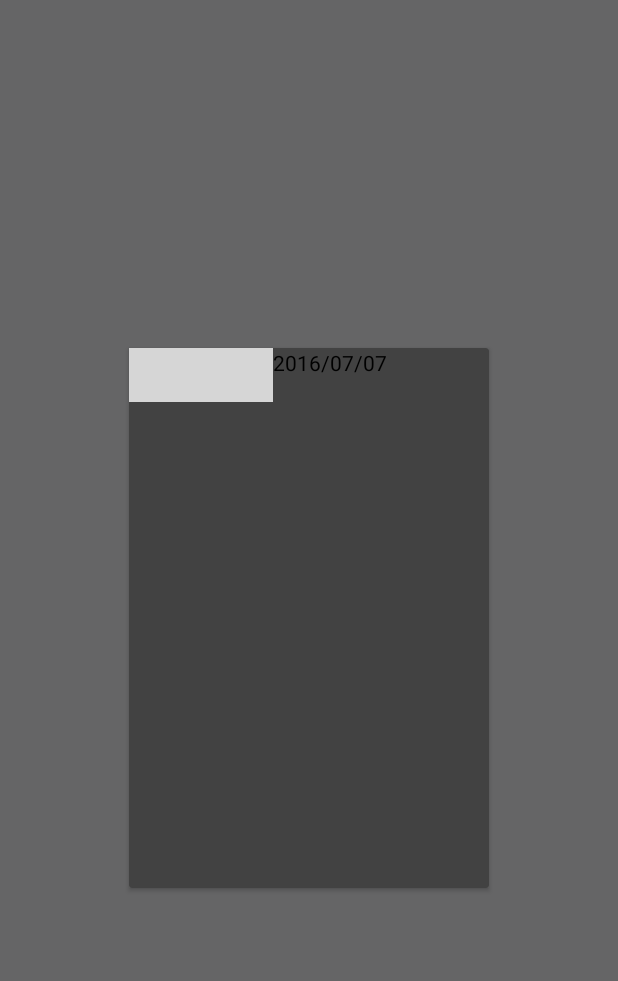
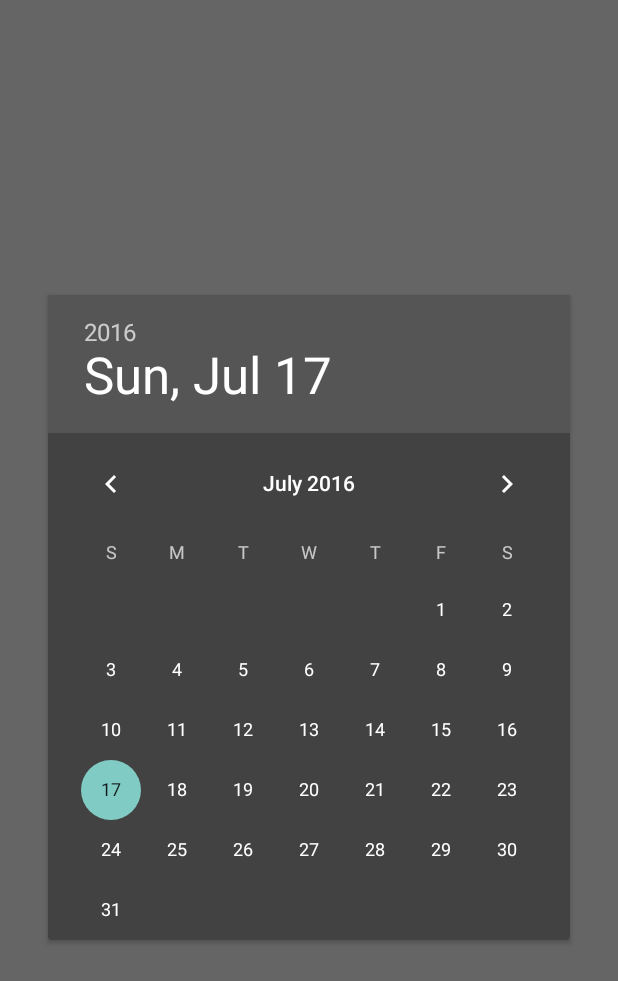
Before and after one commit to swallowchen1359/HappyBirthday2016, an Android app: the layout view_photo_chg_time_dialog.xml on its own in the app's theme, with its tools: preview values and no code run, on a phone screen of 412 x 824 dp. Shown: the top 981 px of the screen. Run offline under Robolectric (Android 15) with nearby library versions, the phone set to English and light mode, and no system bars; Roboto replaces fonts that are not available here; grey boxes are pictures that could not be loaded.

Commit message:
1. Refine Photo Time Dialog with specific Fragment to handle. 2. Use DatePicker as assistant for date picked. 3. Refine PhotoView API

```diff
--- a/app/src/main/java/com/studio/swallowcharchar/happybirthday2016/photopage/model/PhotoModel.java
+++ b/app/src/main/java/com/studio/swallowcharchar/happybirthday2016/photopage/model/PhotoModel.java
@@ -212,8 +212,7 @@ public class PhotoModel implements LoaderManager.LoaderCallbacks<Cursor> {
         }
         Bitmap bitmap = null;
 
-        for (mImageMediaCursor.moveToFirst(); !mImageMediaCursor.isAfterLast();mImageMediaCursor.moveToNext()) {
-            /** TODO: use a constant value to identified what data to get */
+        for (mImageMediaCursor.moveToFirst(); !mImageMediaCursor.isAfterLast() && !mImageMediaCursor.isClosed();mImageMediaCursor.moveToNext()) {
             if (!mImageMediaCursor.getString(IDX_MEDIA_EXTERNAL_DISPLAY_NAME).equals(fileStr)) {
                 continue;
             }
--- a/app/src/main/res/layout/view_photo_chg_time_dialog.xml
+++ b/app/src/main/res/layout/view_photo_chg_time_dialog.xml
@@ -4,42 +4,30 @@
     android:id="@+id/photo_dialog_view"
     android:layout_width="match_parent"
     android:layout_height="match_parent"
-    android:gravity="center"
-    android:background="#90000000">
+    android:background="#90000000"
+    android:gravity="center">
 
     <android.support.v7.widget.CardView
-        android:layout_width="@dimen/photo_dialog_width"
-        android:layout_height="@dimen/photo_dialog_height">
+        android:layout_width="wrap_content"
+        android:layout_height="wrap_content">
 
         <LinearLayout
             android:layout_width="match_parent"
             android:layout_height="match_parent"
             android:orientation="vertical">
 
-            <!-- Area of entering the modification -->
-            <LinearLayout
-                android:layout_width="match_parent"
-                android:layout_height="0dp"
-                android:layout_weight="1"
-                android:orientation="horizontal"
-                android:gravity="center_vertical">
-
-                <ImageView
-                    android:layout_width="wrap_content"
-                    android:layout_height="wrap_content"
-                    android:src="@drawable/ic_schedule_black_36dp"/>
-                <TextView
-                    android:layout_width="match_parent"
-                    android:layout_height="match_parent"
-                    android:text="2016/07/07"/>
-
-            </LinearLayout>
-
             <!-- Area to put date picker, for future use -->
             <LinearLayout
                 android:layout_width="match_parent"
                 android:layout_height="0dp"
                 android:layout_weight="9">
+
+                <DatePicker
+                    android:id="@+id/photo_dialog_date_picker"
+                    android:layout_width="match_parent"
+                    android:layout_height="match_parent"
+                    android:calendarTextColor="#ff000000"
+                    android:datePickerMode="calendar"/>
 
             </LinearLayout>
 
--- a/app/src/main/res/values/dimens.xml
+++ b/app/src/main/res/values/dimens.xml
@@ -26,5 +26,6 @@
     <dimen name="photo_intro_tag_margin">5dp</dimen>
     <dimen name="photo_dialog_width">240dp</dimen>
     <dimen name="photo_dialog_height">360dp</dimen>
+    <dimen name="photo_dialog_padding">5dp</dimen>
 
 </resources>
```
Also changed, not shown: app/src/main/java/com/studio/swallowcharchar/happybirthday2016/photopage/PhotoActivity.java (+17 -3 lines), app/src/main/java/com/studio/swallowcharchar/happybirthday2016/photopage/controller/PhotoCoverDialogFragment.java (added, +17 -0 lines), app/src/main/java/com/studio/swallowcharchar/happybirthday2016/photopage/controller/PhotoFragment.java (+13 -1 lines), app/src/main/java/com/studio/swallowcharchar/happybirthday2016/photopage/controller/PhotoTimeDialogFragment.java (added, +63 -0 lines), app/src/main/java/com/studio/swallowcharchar/happybirthday2016/photopage/view/PhotoIntro.java (+2 -8 lines), app/src/main/java/com/studio/swallowcharchar/happybirthday2016/photopage/view/PhotoView.java (+15 -30 lines).
